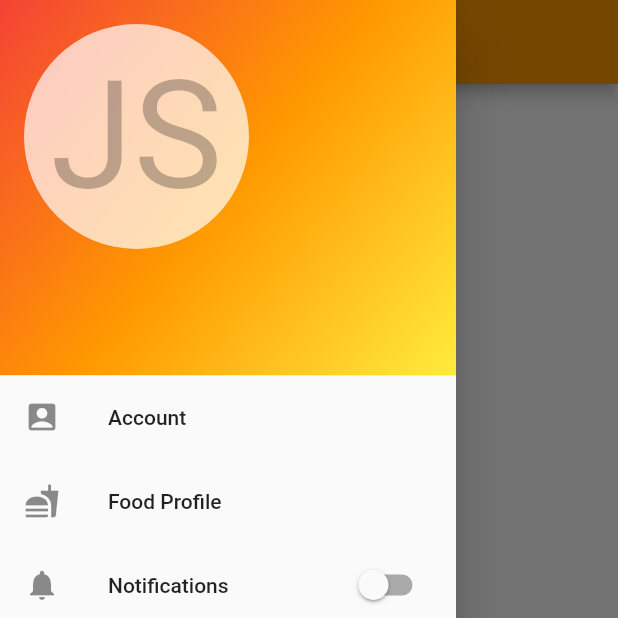
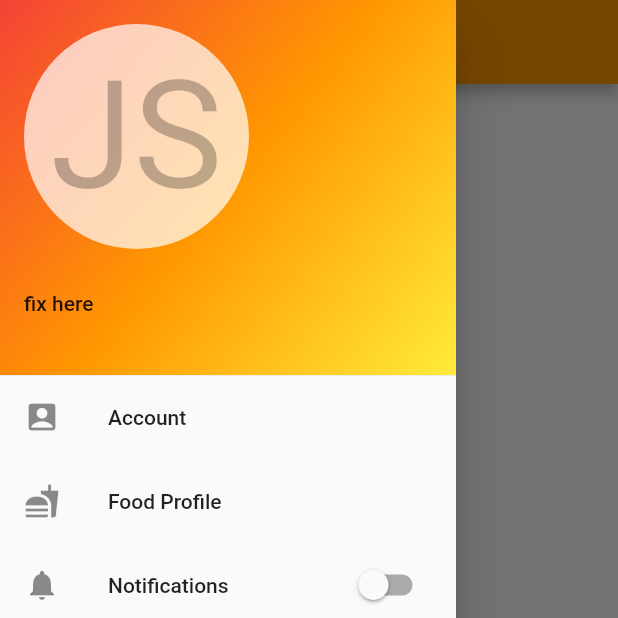
Before and after one commit to Ricearoni26/CECS-491-Final-Project, a Flutter app: the screen it shows once a user with an empty profile is signed in, with the side drawer open, on a phone screen of 412 x 824 dp, the top half of it. Run offline on Flutter 3.47's test engine with Material 2 defaults, Android fonts, the phone set to English and light mode, and no system bars; our stand-ins replace firebase_auth, firebase_core, firebase_database, geolocator, google_maps_flutter; missing offline and left inert: flutter_google_places, google_maps_webservice; accounts and stored records are empty; Roboto replaces fonts that are missing (Didot, NotoSans).

Commit message:
placehold small error

```diff
--- a/crave_app_final/lib/screens/home_screen.dart
+++ b/crave_app_final/lib/screens/home_screen.dart
@@ -120,7 +120,7 @@ class _HomeScreenState extends State<HomeScreen> {
                 currentAccountPictureSize: Size(150, 150),
                 margin: EdgeInsets.all(0.0),
                 accountEmail: Text('${user.email}'),
-                accountName: Text('${displayUserDetails()}'),
+                accountName: Text('fix here'),//Text('${displayUserDetails()}'),
                 decoration: BoxDecoration(
                   gradient: LinearGradient(
                     begin: Alignment.topLeft,
```
